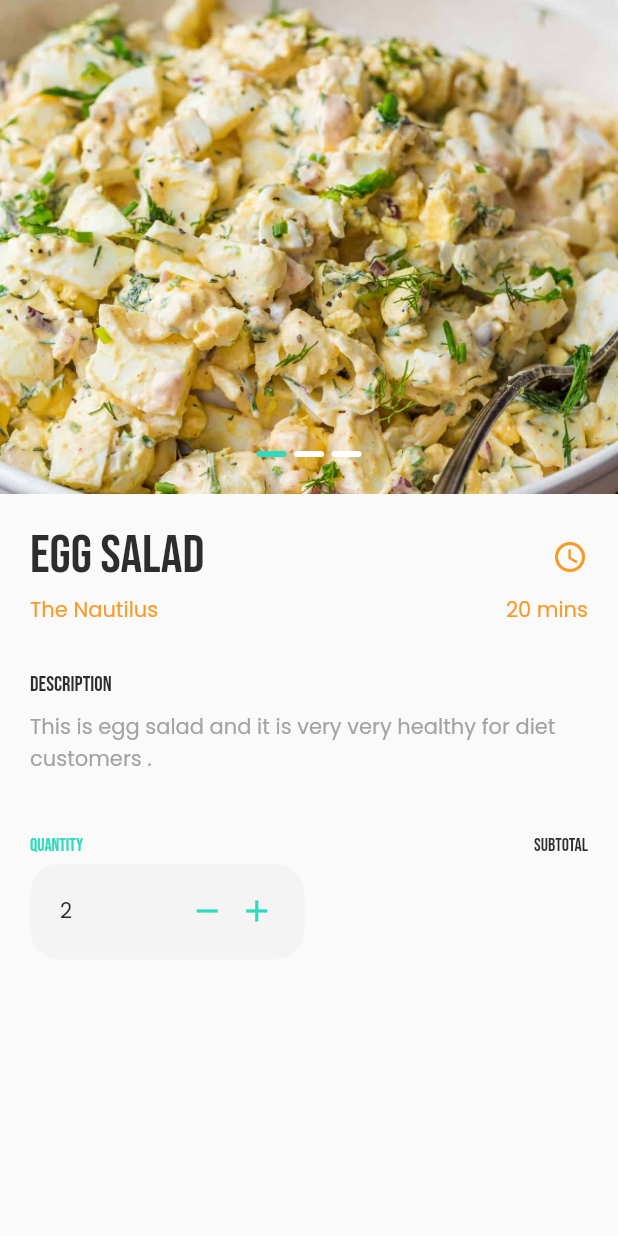
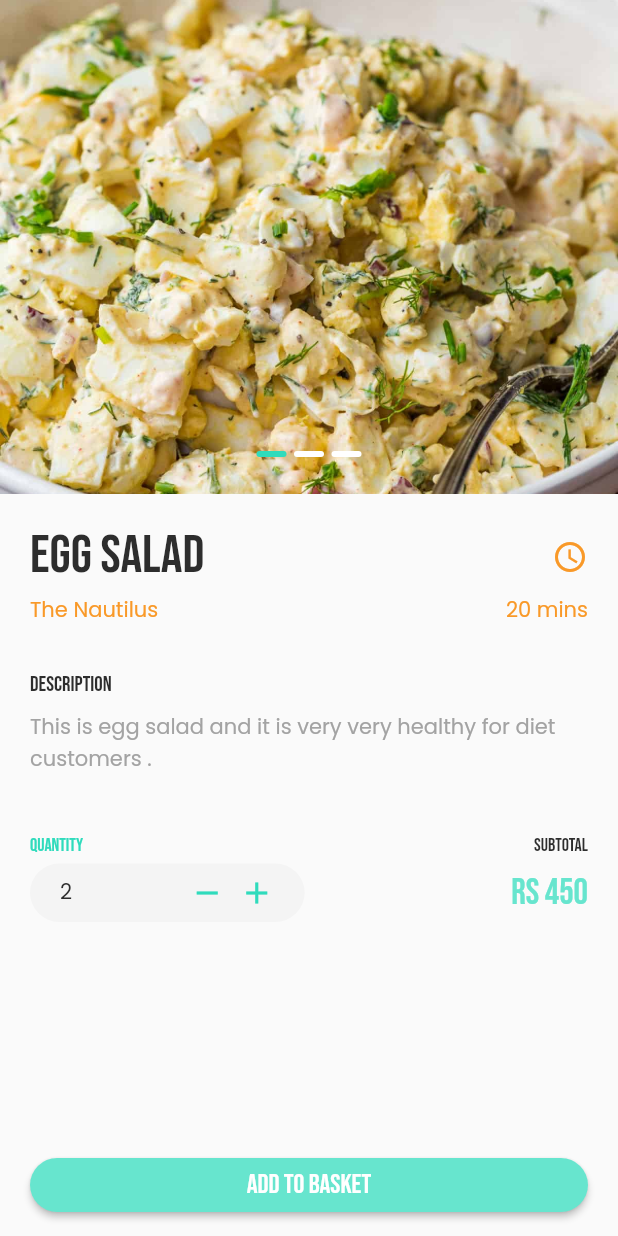
Before and after one commit to codementors07/food_app_flutter, a Flutter app: the FoodDetail screen opened directly with sample values from the repository, on a phone screen of 412 x 824 dp. Run offline on Flutter 3.47's test engine with Material 2 defaults, Android fonts, the phone set to English and light mode, and no system bars; drawn by our look-alikes of carousel_slider; our stand-ins replace flutter_svg, persistent_bottom_nav_bar_v2.

Commit message:
description page

```diff
--- a/lib/component/custom_button.dart
+++ b/lib/component/custom_button.dart
@@ -4,12 +4,17 @@ import '../config/export_config.dart';
 
 class CustomButton extends StatelessWidget {
   const CustomButton(
-      {Key? key, this.onPress, required this.btnText, this.showBorder = false})
+      {Key? key,
+      this.onPress,
+      required this.btnText,
+      this.color,
+      this.showBorder = false})
       : super(key: key);
 
   final Function()? onPress;
   final String btnText;
   final bool showBorder;
+  final Color? color;
 
   @override
   Widget build(BuildContext context) {
@@ -17,8 +22,8 @@ class CustomButton extends StatelessWidget {
         width: MediaQuery.of(context).size.width,
         child: ElevatedButton(
             style: ElevatedButton.styleFrom(
-                backgroundColor:
-                    showBorder ? AppColors.white : AppColors.primaryColor,
+                backgroundColor: color ??
+                    (showBorder ? AppColors.white : AppColors.primaryColor),
                 shape: RoundedRectangleBorder(
                     side: showBorder
                         ? const BorderSide(
--- a/lib/feature/export_feature.dart
+++ b/lib/feature/export_feature.dart
@@ -1,2 +1,3 @@
 export './onboarding_widget.dart';
 export './home_page_widgets/export_home_widget.dart';
+export './food_details_widget/export_food_details.dart';
--- /dev/null
+++ b/lib/feature/food_details_widget/export_food_details.dart
@@ -0,0 +1 @@
+export './food_details_header.dart';
--- /dev/null
+++ b/lib/feature/food_details_widget/food_details_header.dart
@@ -0,0 +1,83 @@
+import 'package:flutter/material.dart';
+import 'package:intl/intl.dart';
+
+import '../../component/export_component.dart';
+import '../../config/export_config.dart';
+import '../../model/export_model.dart';
+
+class FoodDetailsHeader extends StatelessWidget {
+  const FoodDetailsHeader({super.key, required this.foodModel});
+
+  final FoodModel foodModel;
+
+  @override
+  Widget build(BuildContext context) {
+    return Column(
+      crossAxisAlignment: CrossAxisAlignment.start,
+      children: [
+        const SizedBox(
+          height: 20,
+        ),
+        Row(
+          mainAxisAlignment: MainAxisAlignment.spaceBetween,
+          children: [
+            Text(
+              foodModel.foodName,
+              style: CustomStyles.customTextStyle(
+                  fontWeight: FontWeight.w400,
+                  fontColor: AppColors.lightBlack,
+                  fontSize: 36),
+            ),
+            const Icon(
+              Icons.watch_later_outlined,
+              color: AppColors.secondaryColor,
+            )
+          ],
+        ),
+        const SizedBox(
+          height: 4,
+        ),
+        Row(
+          mainAxisAlignment: MainAxisAlignment.spaceBetween,
+          children: [
+            Text(
+              'The Nautilus',
+              style: CustomStyles.customTextStyle(
+                  fontWeight: FontWeight.w500,
+                  fontColor: AppColors.secondaryColor,
+                  fontSize: 14,
+                  fontFamily: 'Poppins'),
+            ),
+            Text(
+              '${DateFormat('mm').format(foodModel.deliveryTime)} mins',
+              style: CustomStyles.customTextStyle(
+                  fontWeight: FontWeight.w500,
+                  fontColor: AppColors.secondaryColor,
+                  fontSize: 14,
+                  fontFamily: 'Poppins'),
+            )
+          ],
+        ),
+        const SizedBox(
+          height: 30,
+        ),
+        HeaderTitle(
+          title: 'Description'.toUpperCase(),
+          showPadding: false,
+        ),
+        const SizedBox(
+          height: 10,
+        ),
+        Text(
+          foodModel.foodDescription,
+          style: CustomStyles.customTextStyle(
+              fontSize: 14,
+              fontColor: AppColors.gray,
+              fontFamily: 'Poppins',
+              fontWeight: FontWeight.normal),
+        ),
+        const SizedBox(height: 40, width: 0),
+      ],
+    );
+  }
+}
--- a/lib/model/food_model.dart
+++ b/lib/model/food_model.dart
@@ -6,7 +6,7 @@ class FoodModel {
   final String foodDescription;
   final int mainPrice;
   final int discountedPrice;
-  final int quanitiy;
+  int quanitiy;
   final DateTime deliveryTime;
   final double rating;
 
--- a/lib/screens/food_detail.dart
+++ b/lib/screens/food_detail.dart
@@ -1,9 +1,10 @@
 import 'package:carousel_indicator/carousel_indicator.dart';
 import 'package:carousel_slider/carousel_slider.dart';
 import 'package:flutter/material.dart';
-import 'package:food_flutter/component/export_component.dart';
-import 'package:intl/intl.dart';
 
+import 'package:food_flutter/feature/export_feature.dart';
+
+import '../component/export_component.dart';
 import '../config/export_config.dart';
 import '../model/export_model.dart';
 
@@ -24,6 +25,13 @@ class _FoodDetailState extends State<FoodDetail> {
   @override
   Widget build(BuildContext context) {
     return Scaffold(
+      bottomNavigationBar: Padding(
+        padding: const EdgeInsets.symmetric(horizontal: 20, vertical: 10),
+        child: CustomButton(
+          btnText: 'Add to basket'.toUpperCase(),
+          color: AppColors.lightPrimaryColor,
+        ),
+      ),
       body: Column(crossAxisAlignment: CrossAxisAlignment.start, children: [
         carouselSlider(),
         Padding(
@@ -31,68 +39,9 @@ class _FoodDetailState extends State<FoodDetail> {
           child: Column(
             crossAxisAlignment: CrossAxisAlignment.start,
             children: [
-              const SizedBox(
-                height: 20,
-              ),
-              Row(
-                mainAxisAlignment: MainAxisAlignment.spaceBetween,
-                children: [
-                  Text(
-                    widget.foodModel.foodName,
-                    style: CustomStyles.customTextStyle(
-                        fontWeight: FontWeight.w400,
-                        fontColor: AppColors.lightBlack,
-                        fontSize: 36),
-                  ),
-                  const Icon(
-                    Icons.watch_later_outlined,
-                    color: AppColors.secondaryColor,
-                  )
-                ],
-              ),
-              const SizedBox(
-                height: 4,
-              ),
-              Row(
-                mainAxisAlignment: MainAxisAlignment.spaceBetween,
-                children: [
-                  Text(
-                    'The Nautilus',
-                    style: CustomStyles.customTextStyle(
-                        fontWeight: FontWeight.w500,
-                        fontColor: AppColors.secondaryColor,
-                        fontSize: 14,
-                        fontFamily: 'Poppins'),
-                  ),
-                  Text(
-                    '${DateFormat('mm').format(widget.foodModel.deliveryTime)} mins',
-                    style: CustomStyles.customTextStyle(
-                        fontWeight: FontWeight.w500,
-                        fontColor: AppColors.secondaryColor,
-                        fontSize: 14,
-                        fontFamily: 'Poppins'),
-                  )
-                ],
-              ),
-              const SizedBox(
-                height: 30,
-              ),
-              HeaderTitle(
-                title: 'Description'.toUpperCase(),
-                showPadding: false,
-              ),
-              const SizedBox(
-                height: 10,
-              ),
-              Text(
-                widget.foodModel.foodDescription,
-                style: CustomStyles.customTextStyle(
-                    fontSize: 14,
-                    fontColor: AppColors.gray,
-                    fontFamily: 'Poppins',
-                    fontWeight: FontWeight.normal),
-              ),
-              const SizedBox(height: 40, width: 0),
+              //food details
+              FoodDetailsHeader(foodModel: widget.foodModel),
+
               Row(
                 mainAxisAlignment: MainAxisAlignment.spaceBetween,
                 crossAxisAlignment: CrossAxisAlignment.start,
@@ -113,7 +62,8 @@ class _FoodDetailState extends State<FoodDetail> {
                       ),
                       Container(
                         width: MediaQuery.of(context).size.width / 2.25,
-                        padding: const EdgeInsets.all(20),
+                        padding: const EdgeInsets.symmetric(
+                            horizontal: 20, vertical: 7.5),
                         decoration: BoxDecoration(
                           borderRadius: BorderRadius.circular(20),
                           color: AppColors.lightGray,
@@ -129,17 +79,33 @@ class _FoodDetailState extends State<FoodDetail> {
                                   fontFamily: 'Poppins',
                                   fontWeight: FontWeight.w400),
                             ),
-                            const Wrap(
+                            Wrap(
                               crossAxisAlignment: WrapCrossAlignment.center,
                               children: [
-                                Icon(
-                                  Icons.remove,
-                                  color: AppColors.primaryColor,
+                                InkWell(
+                                  onTap: () {
+                                    setState(() {
+                                      if (widget.foodModel.quanitiy > 1) {
+                                        widget.foodModel.quanitiy--;
+                                      }
+                                    });
+                                  },
+                                  child: const Icon(
+                                    Icons.remove,
+                                    color: AppColors.primaryColor,
+                                  ),
                                 ),
-                                SizedBox(
+                                const SizedBox(
                                   width: 9,
                                 ),
-                                Icon(Icons.add, color: AppColors.primaryColor)
+                                InkWell(
+                                    onTap: () {
+                                      setState(() {
+                                        widget.foodModel.quanitiy++;
+                                      });
+                                    },
+                                    child: const Icon(Icons.add,
+                                        color: AppColors.primaryColor))
                               ],
                             )
                           ],
@@ -148,7 +114,7 @@ class _FoodDetailState extends State<FoodDetail> {
                     ],
                   ),
                   Column(
-                    crossAxisAlignment: CrossAxisAlignment.start,
+                    crossAxisAlignment: CrossAxisAlignment.end,
                     children: [
                       Text(
                         'Subtotal'.toUpperCase(),
@@ -158,10 +124,20 @@ class _FoodDetailState extends State<FoodDetail> {
                             // fontFamily: 'Poppins',
                             fontWeight: FontWeight.w400),
                       ),
+                      const SizedBox(
+                        height: 10,
+                      ),
+                      Text(
+                        'Rs ${widget.foodModel.discountedPrice}',
+                        style: CustomStyles.customTextStyle(
+                            fontSize: 24,
+                            fontColor: AppColors.lightPrimaryColor,
+                            fontWeight: FontWeight.w400),
+                      )
                     ],
                   ),
                 ],
-              )
+              ),
             ],
           ),
         ),
```
